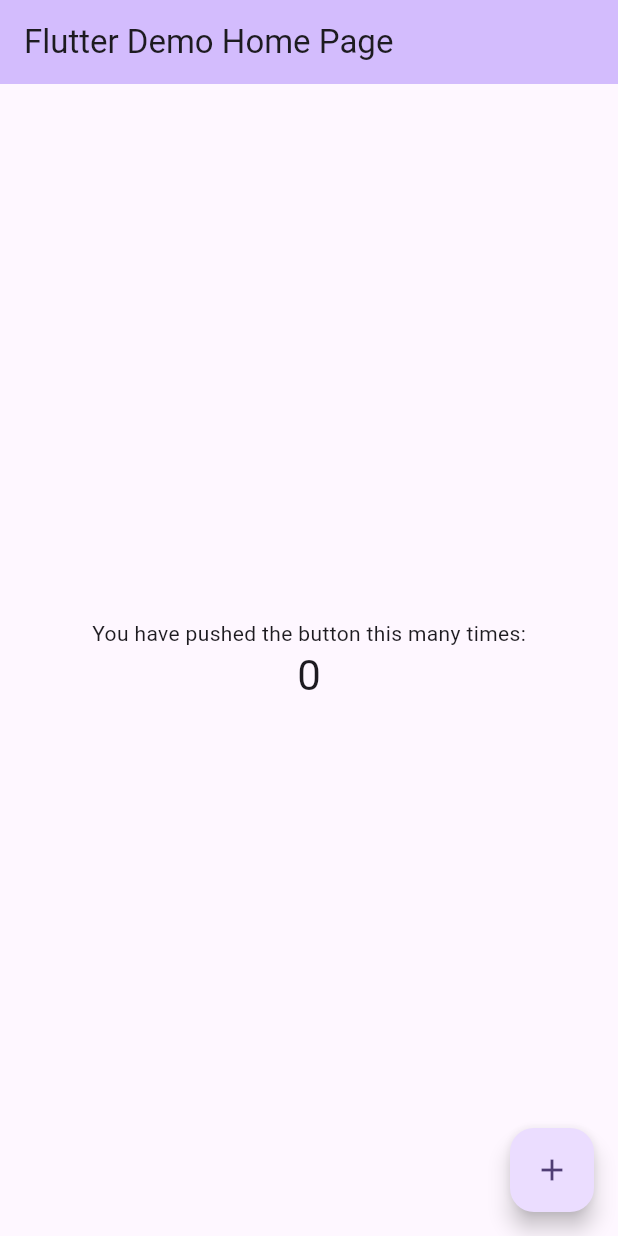
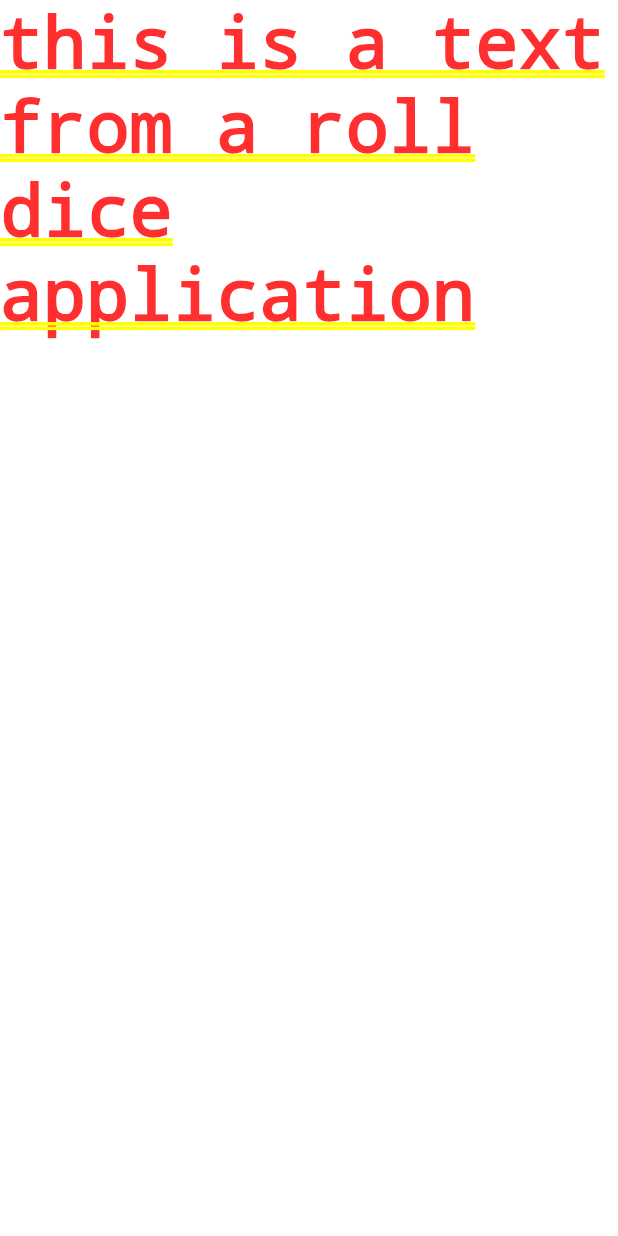
Before and after one commit to auza0002/Roll-dice-app-Flutter, a Flutter app: the screen it shows after launch, on a phone screen of 412 x 824 dp. Run offline on Flutter 3.47's test engine with Material 3 defaults, Android fonts, the phone set to English and light mode, and no system bars.

```diff
--- a/lib/main.dart
+++ b/lib/main.dart
@@ -1,125 +1,13 @@
 import 'package:flutter/material.dart';
 
-void main() {
-  runApp(const MyApp());
+// TODO why do we use const infront of a widget ?
+// const helps dart optimize runtime performance
+// const Text('this is a const')
+// Define & used for this time in the app
+// using const allows dart to be efficient
+
+main() {
+  runApp(const MaterialApp(
+    home: Text("this is a text from a roll dice application"),
+  ));
 }
-
-class MyApp extends StatelessWidget {
-  const MyApp({super.key});
-
-  // This widget is the root of your application.
-  @override
-  Widget build(BuildContext context) {
-    return MaterialApp(
-      title: 'Flutter Demo',
-      theme: ThemeData(
-        // This is the theme of your application.
-        //
-        // TRY THIS: Try running your application with "flutter run". You'll see
-        // the application has a purple toolbar. Then, without quitting the app,
-        // try changing the seedColor in the colorScheme below to Colors.green
-        // and then invoke "hot reload" (save your changes or press the "hot
-        // reload" button in a Flutter-supported IDE, or press "r" if you used
-        // the command line to start the app).
-        //
-        // Notice that the counter didn't reset back to zero; the application
-        // state is not lost during the reload. To reset the state, use hot
-        // restart instead.
-        //
-        // This works for code too, not just values: Most code changes can be
-        // tested with just a hot reload.
-        colorScheme: ColorScheme.fromSeed(seedColor: Colors.deepPurple),
-        useMaterial3: true,
-      ),
-      home: const MyHomePage(title: 'Flutter Demo Home Page'),
-    );
-  }
-}
-
-class MyHomePage extends StatefulWidget {
-  const MyHomePage({super.key, required this.title});
-
-  // This widget is the home page of your application. It is stateful, meaning
-  // that it has a State object (defined below) that contains fields that affect
-  // how it looks.
-
-  // This class is the configuration for the state. It holds the values (in this
-  // case the title) provided by the parent (in this case the App widget) and
-  // used by the build method of the State. Fields in a Widget subclass are
-  // always marked "final".
-
-  final String title;
-
-  @override
-  State<MyHomePage> createState() => _MyHomePageState();
-}
-
-class _MyHomePageState extends State<MyHomePage> {
-  int _counter = 0;
-
-  void _incrementCounter() {
-    setState(() {
-      // This call to setState tells the Flutter framework that something has
-      // changed in this State, which causes it to rerun the build method below
-      // so that the display can reflect the updated values. If we changed
-      // _counter without calling setState(), then the build method would not be
-      // called again, and so nothing would appear to happen.
-      _counter++;
-    });
-  }
-
-  @override
-  Widget build(BuildContext context) {
-    // This method is rerun every time setState is called, for instance as done
-    // by the _incrementCounter method above.
-    //
-    // The Flutter framework has been optimized to make rerunning build methods
-    // fast, so that you can just rebuild anything that needs updating rather
-    // than having to individually change instances of widgets.
-    return Scaffold(
-      appBar: AppBar(
-        // TRY THIS: Try changing the color here to a specific color (to
-        // Colors.amber, perhaps?) and trigger a hot reload to see the AppBar
-        // change color while the other colors stay the same.
-        backgroundColor: Theme.of(context).colorScheme.inversePrimary,
-        // Here we take the value from the MyHomePage object that was created by
-        // the App.build method, and use it to set our appbar title.
-        title: Text(widget.title),
-      ),
-      body: Center(
-        // Center is a layout widget. It takes a single child and positions it
-        // in the middle of the parent.
-        child: Column(
-          // Column is also a layout widget. It takes a list of children and
-          // arranges them vertically. By default, it sizes itself to fit its
-          // children horizontally, and tries to be as tall as its parent.
-          //
-          // Column has various properties to control how it sizes itself and
-          // how it positions its children. Here we use mainAxisAlignment to
-          // center the children vertically; the main axis here is the vertical
-          // axis because Columns are vertical (the cross axis would be
-          // horizontal).
-          //
-          // TRY THIS: Invoke "debug painting" (choose the "Toggle Debug Paint"
-          // action in the IDE, or press "p" in the console), to see the
-          // wireframe for each widget.
-          mainAxisAlignment: MainAxisAlignment.center,
-          children: <Widget>[
-            const Text(
-              'You have pushed the button this many times:',
-            ),
-            Text(
-              '$_counter',
-              style: Theme.of(context).textTheme.headlineMedium,
-            ),
-          ],
-        ),
-      ),
-      floatingActionButton: FloatingActionButton(
-        onPressed: _incrementCounter,
-        tooltip: 'Increment',
-        child: const Icon(Icons.add),
-      ), // This trailing comma makes auto-formatting nicer for build methods.
-    );
-  }
-}
```
